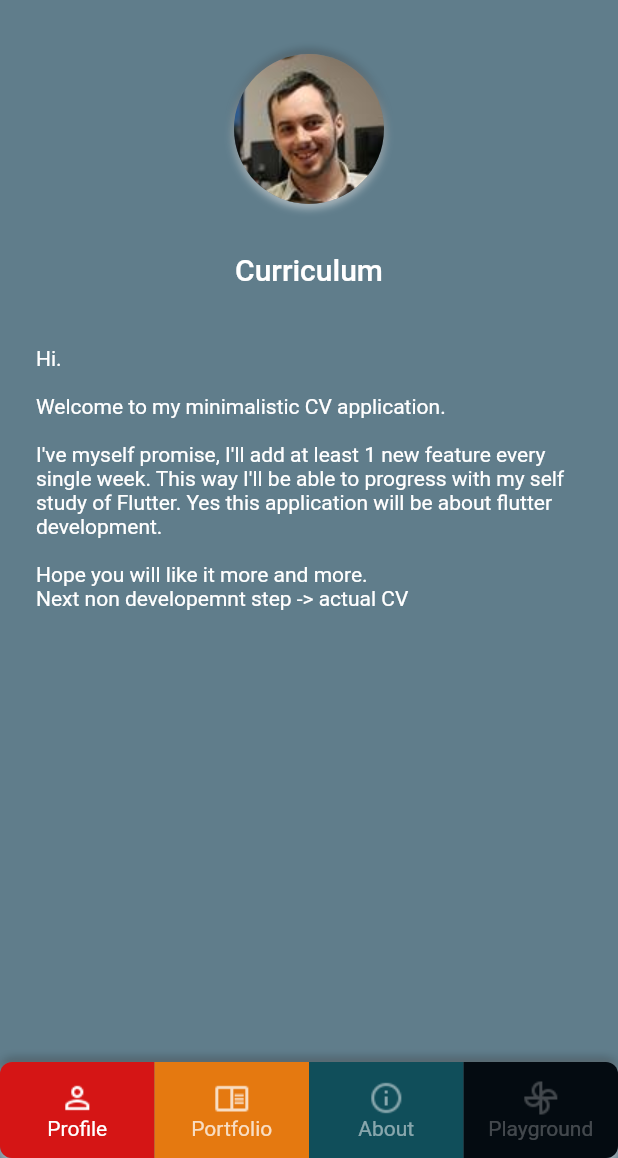
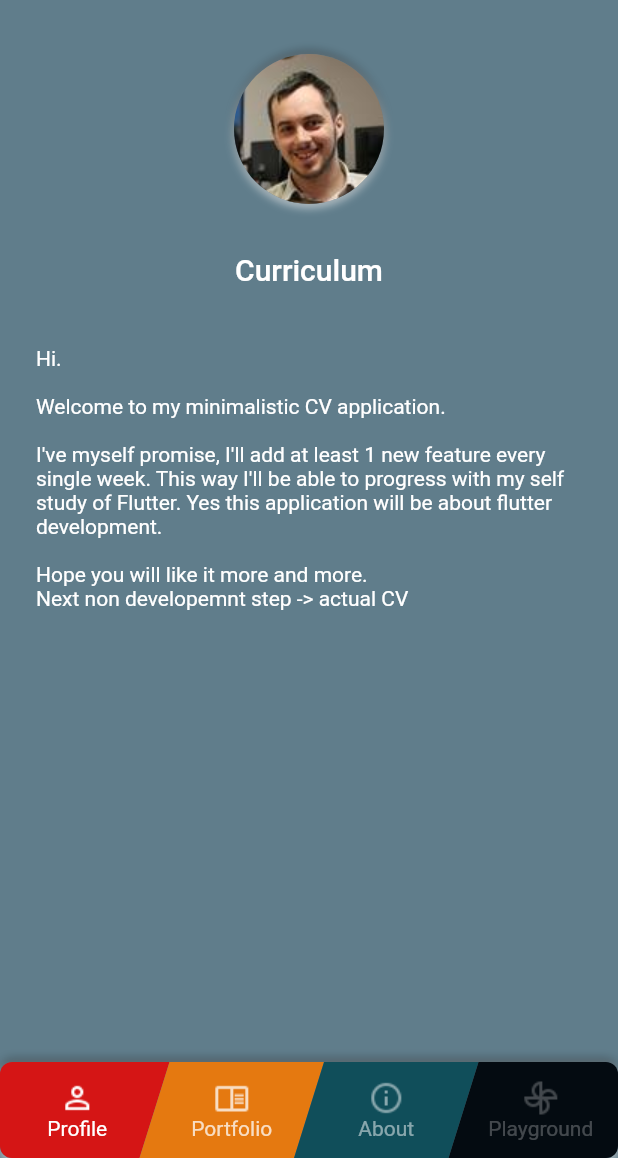
Before and after one commit to MikeGreat/cv, a Flutter app: the screen it shows after launch, on a phone screen of 412 x 824 dp, the part 78-1236 px from its top. Run offline on Flutter 3.47's test engine with Material 2 defaults, Android fonts, the light colour scheme and no system bars; drawn by our look-alikes of flutter_neumorphic; our stand-ins replace google_fonts, transparent_image; Roboto replaces fonts that are missing (Magra); statements that could not run were skipped.

Commit message:
Day 3 - Skew bottom navigation

```diff
--- a/lib/ui/widget/colorful_bottom_navigation.dart
+++ b/lib/ui/widget/colorful_bottom_navigation.dart
@@ -13,6 +13,21 @@ class ColorfulBottomNavigationItem {
   final Color color;
 
   ColorfulBottomNavigationItem({this.image, this.text, this.color});
+
+  @override
+  bool operator ==(Object other) =>
+      identical(this, other) ||
+          other is ColorfulBottomNavigationItem &&
+              runtimeType == other.runtimeType &&
+              image == other.image &&
+              text == other.text &&
+              color == other.color;
+
+  @override
+  int get hashCode =>
+      image.hashCode ^
+      text.hashCode ^
+      color.hashCode;
 }
 
 class ColorfulBottomNavigation extends StatefulWidget {
@@ -35,37 +50,38 @@ class _ColorfulBottomNavigationState extends State<ColorfulBottomNavigation>
   @override
   void initState() {
     super.initState();
-    _animationController =
-        AnimationController(duration: Duration(milliseconds: 1000), vsync: this);
+    _animationController = AnimationController(
+        duration: Duration(milliseconds: 1000), vsync: this);
   }
 
   @override
   Widget build(BuildContext context) {
     return Container(
       height: 64,
-      child: Stack(
-        children: <Widget>[
-          Row(
+      child: CustomPaint(
+        child: Row(
           children: widget.children.entries
-                .map((entry) => AnimatedBuilder(
+              .map((entry) =>
+              AnimatedBuilder(
                   animation: _animationController,
-                    builder: (context, child) => Expanded(
+                  builder: (context, child) =>
+                      Expanded(
                         flex: 1,
                         child: Material(
-                            color: entry.value.color,
+                          color: Colors.transparent,
                           child: Opacity(
                               opacity: getOpacity(
                                   _animationController.value, entry.key),
                               child: child),
                         ),
                       ),
-                    child: InkWell(
-                      splashColor: entry.value.color,
+                  child: GestureDetector(
                     onTap: () {
                       setState(() {
                         _selectedPosition = entry.key;
                         _animationController.animateTo(
-                              (_selectedPosition + 1) / widget.children.length,
+                            (_selectedPosition + 1) /
+                                widget.children.length,
                             curve: Curves.easeInOut);
                       });
                     },
@@ -85,7 +101,8 @@ class _ColorfulBottomNavigationState extends State<ColorfulBottomNavigation>
                   )))
               .toList(),
         ),
-        ],
+        painter: _BackgroundPainter(_animationController.value,
+            widget.children.values.map((e) => e.color).toList()),
       ),
     );
   }
@@ -100,3 +117,40 @@ class _ColorfulBottomNavigationState extends State<ColorfulBottomNavigation>
     return min(1.0, (1 - (animationValue - perfectPosition).abs()) + 0.25);
   }
 }
+
+// TODO: rework this to ClipPath
+class _BackgroundPainter extends CustomPainter {
+
+  static const double skew = 20;
+  final List<Paint> paints;
+  final double progress;
+
+  _BackgroundPainter(this.progress, List<Color> colors) :
+        paints = colors.map((e) =>
+        Paint()
+          ..color = e
+          ..isAntiAlias = true
+          ..style = PaintingStyle.fill
+        ).toList();
+
+  @override
+  void paint(Canvas canvas, Size size) {
+    for (int i = 0; i < paints.length; i++) {
+      final xPivot = i * size.width / paints.length;
+      canvas.drawPath(
+          Path()
+            ..moveTo((i == 0) ? 0 : xPivot + skew/2, 0)
+            ..lineTo((i == paints.length -1) ? size.width : xPivot + size.width / paints.length + skew/2, 0)
+            ..lineTo((i == paints.length -1) ? size.width : xPivot + size.width / paints.length- skew/2, size.height)
+            ..lineTo((i == 0) ? 0 : xPivot + 0 / paints.length- skew/2, size.height)
+            ..close()
+          , paints[i]);
+    }
+  }
+
+  @override
+  bool shouldRepaint(CustomPainter oldDelegate) {
+    final old = (oldDelegate as _BackgroundPainter);
+    return (old.progress != progress) || old.paints != paints;
+  }
+}
```
Lines whose indentation alone changed are shown as unchanged.
